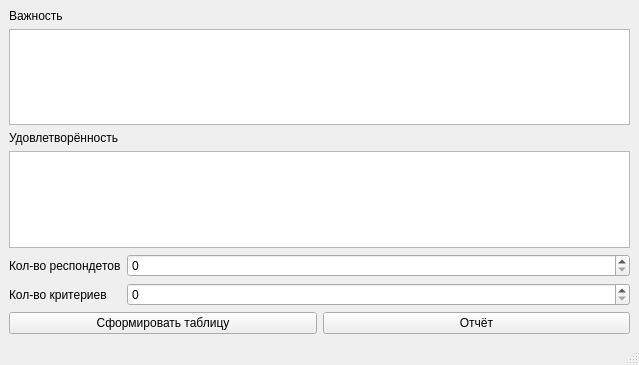
Before: the Qt Designer form Lab1/mainwindow.ui in VasilevIvanVladimirovich/Quality-Management, drawn with Qt 5.
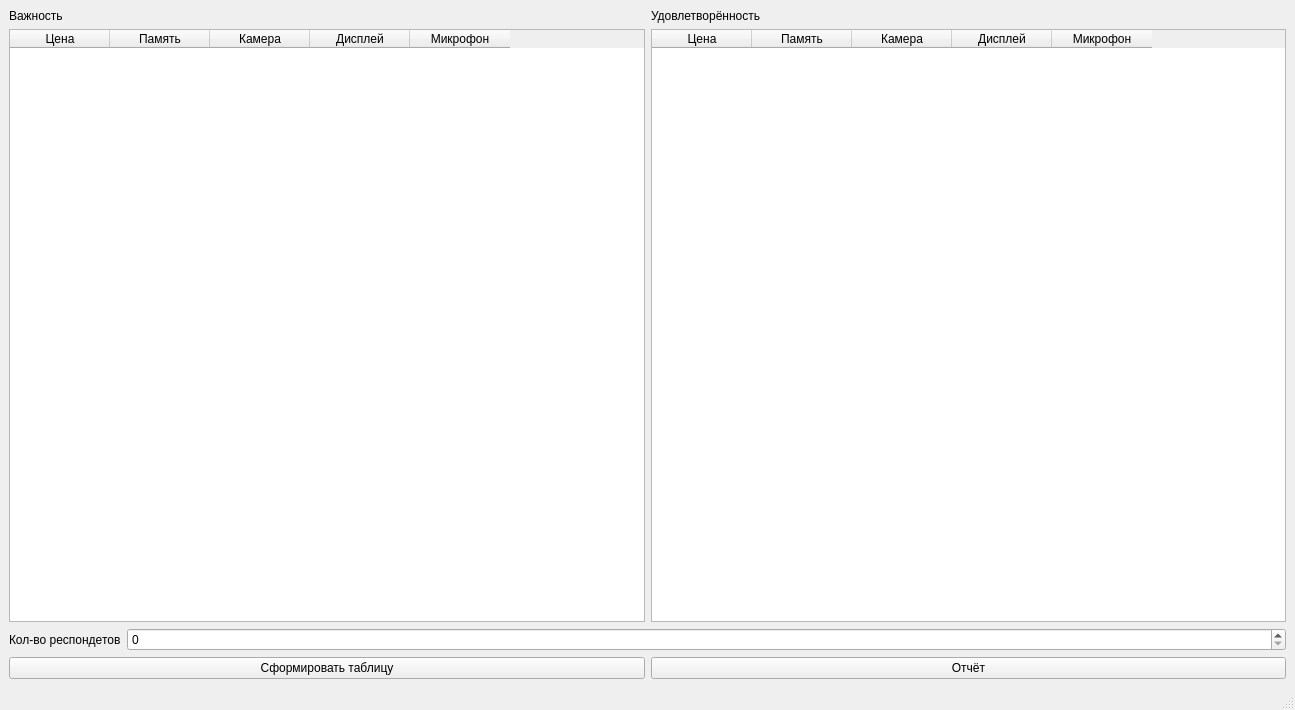
After: the same form once the commit is applied.

```diff
--- a/Lab1/mainwindow.ui
+++ b/Lab1/mainwindow.ui
@@ -6,8 +6,8 @@
    <rect>
     <x>0</x>
     <y>0</y>
-    <width>639</width>
-    <height>365</height>
+    <width>1295</width>
+    <height>710</height>
    </rect>
   </property>
   <property name="windowTitle">
@@ -16,6 +16,10 @@
   <widget class="QWidget" name="centralwidget">
    <layout class="QVBoxLayout" name="verticalLayout">
     <item>
+     <layout class="QHBoxLayout" name="horizontalLayout">
+      <item>
+       <layout class="QVBoxLayout" name="verticalLayout_2">
+        <item>
      <widget class="QLabel" name="label">
       <property name="text">
        <string>Важность</string>
@@ -23,8 +27,38 @@
      </widget>
     </item>
     <item>
-     <widget class="QTableWidget" name="tableWidgetImportance"/>
-    </item>
+         <widget class="QTableWidget" name="tableWidgetImportance">
+          <column>
+           <property name="text">
+            <string>Цена</string>
+           </property>
+          </column>
+          <column>
+           <property name="text">
+            <string>Память</string>
+           </property>
+          </column>
+          <column>
+           <property name="text">
+            <string>Камера</string>
+           </property>
+          </column>
+          <column>
+           <property name="text">
+            <string>Дисплей</string>
+           </property>
+          </column>
+          <column>
+           <property name="text">
+            <string>Микрофон</string>
+           </property>
+          </column>
+         </widget>
+        </item>
+       </layout>
+      </item>
+      <item>
+       <layout class="QVBoxLayout" name="verticalLayout_4">
     <item>
      <widget class="QLabel" name="label_2">
       <property name="text">
@@ -33,7 +67,37 @@
      </widget>
     </item>
     <item>
-     <widget class="QTableWidget" name="tableWidgetSatisfaction"/>
+         <widget class="QTableWidget" name="tableWidgetSatisfaction">
+          <column>
+           <property name="text">
+            <string>Цена</string>
+           </property>
+          </column>
+          <column>
+           <property name="text">
+            <string>Память</string>
+           </property>
+          </column>
+          <column>
+           <property name="text">
+            <string>Камера</string>
+           </property>
+          </column>
+          <column>
+           <property name="text">
+            <string>Дисплей</string>
+           </property>
+          </column>
+          <column>
+           <property name="text">
+            <string>Микрофон</string>
+           </property>
+          </column>
+         </widget>
+        </item>
+       </layout>
+      </item>
+     </layout>
     </item>
     <item>
      <layout class="QFormLayout" name="formLayout">
@@ -47,20 +111,10 @@
       <item row="0" column="1">
        <widget class="QSpinBox" name="spinBoxRespondent">
         <property name="maximum">
-         <number>9999</number>
+         <number>999999999</number>
         </property>
        </widget>
       </item>
-      <item row="1" column="0">
-       <widget class="QLabel" name="labelCriteria">
-        <property name="text">
-         <string>Кол-во критериев</string>
-        </property>
-       </widget>
-      </item>
-      <item row="1" column="1">
-       <widget class="QSpinBox" name="spinBoxCriteria"/>
-      </item>
      </layout>
     </item>
     <item>
```
Left out of the diff: 4 changed lines with no effect on the pictures. Lines whose indentation alone changed are shown as unchanged.
